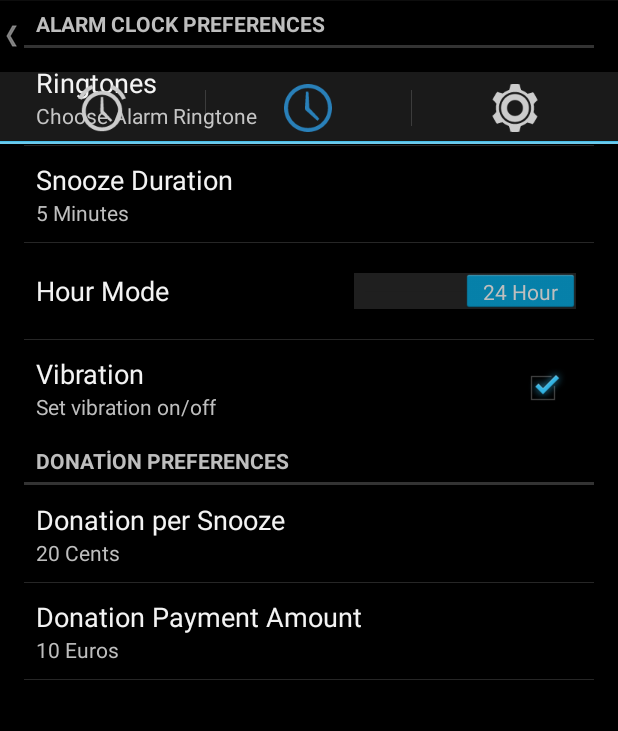
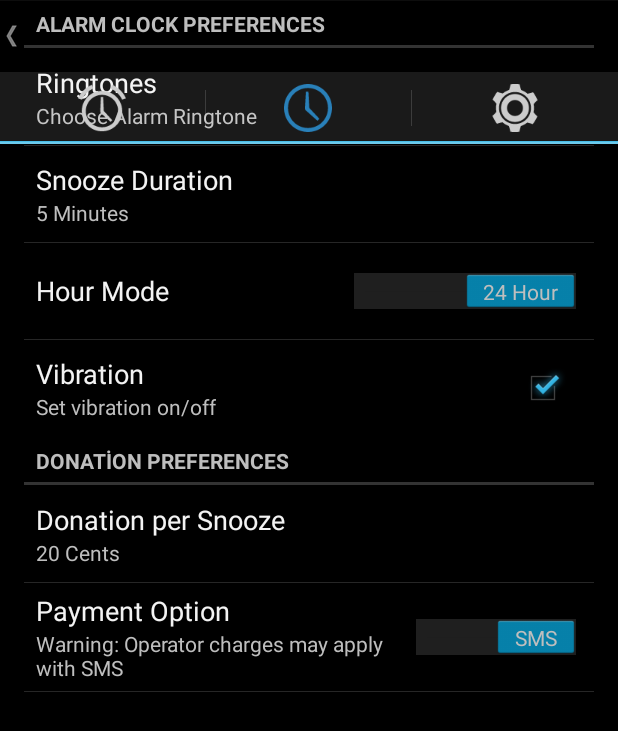
Before and after one commit to aeneas1163/EffectiveNavigation, an Android app: the fragment PrefsFragment placed in its activity, on a phone screen of 412 x 824 dp. Shown: the top 731 px of the screen. Run offline under Robolectric (Android 15) with nearby library versions, the phone set to English and light mode, and no system bars.

Commit message:
SMS functionality added. Minor bugfixes and visual improvements.

```diff
--- a/app/src/main/java/com/alphan/mcan/snoozecharity/viewModels/AlarmScreen.java
+++ b/app/src/main/java/com/alphan/mcan/snoozecharity/viewModels/AlarmScreen.java
@@ -108,7 +108,6 @@ public class AlarmScreen extends Activity {
         final int charityIndex = preference.getInt(CharityCollectionActivity.DemoObjectFragment.ARG_INDEX, 0);
         final double donationAmount = (Double.parseDouble(preference.getString("donation_snooze_amount", "20")))/100;
         Resources res = getResources();
-        String[] charities = res.getStringArray(R.array.charity_array);
         String[] charitiesSnooze = res.getStringArray(R.array.charity_snooze_text);
         snoozeButton.setText(res.getString(R.string.snooze_button_text, String.format("%.2f", donationAmount), charitiesSnooze[charityIndex], res.getString(R.string.money_sign)));
         snoozeButton.setOnClickListener(new OnClickListener() {
--- a/app/src/main/java/com/alphan/mcan/snoozecharity/viewModels/mainActiviy/AlarmListAdapter.java
+++ b/app/src/main/java/com/alphan/mcan/snoozecharity/viewModels/mainActiviy/AlarmListAdapter.java
@@ -42,8 +42,8 @@ public class AlarmListAdapter extends ArrayAdapter<AlarmDataModel> {
 		TextView txtName = (TextView) view.findViewById(R.id.alarm_item_name);
 		txtName.setText(model.getName());
 
-        TextView donationName = (TextView) view.findViewById(R.id.alarm_donation_name);
-        donationName.setText("Alarm DB ID: " + model.getId());
+//        TextView donationName = (TextView) view.findViewById(R.id.alarm_donation_name);
+//        donationName.setText("Alarm DB ID: " + model.getId());
 
 		updateTextColor((TextView) view.findViewById(R.id.alarm_item_sunday), model.getRepeatingDay(AlarmDataModel.SUN));
 		updateTextColor((TextView) view.findViewById(R.id.alarm_item_monday), model.getRepeatingDay(AlarmDataModel.MON));
--- a/app/src/main/java/com/alphan/mcan/snoozecharity/viewModels/mainActiviy/PaidDonationListAdapter.java
+++ b/app/src/main/java/com/alphan/mcan/snoozecharity/viewModels/mainActiviy/PaidDonationListAdapter.java
@@ -43,8 +43,8 @@ public class PaidDonationListAdapter extends ArrayAdapter<PaidDonationDataModel>
         TextView txtName = (TextView) view.findViewById(R.id.paid_donation_amount);
         txtName.setText(String.format("%.2f", model.getPaidAmount()) + res.getString(R.string.money_sign));
 
-        TextView donationName = (TextView) view.findViewById(R.id.paid_donation_db_id);
-        donationName.setText("Donation DB ID: " + model.getId());
+//        TextView donationName = (TextView) view.findViewById(R.id.paid_donation_db_id);
+//        donationName.setText("Donation DB ID: " + model.getId());
 
         TextView donationDate = (TextView) view.findViewById(R.id.donation_date);
         donationDate.setText(model.getPaymentDate());
--- a/app/src/main/res/layout/alarm_setter_dialog.xml
+++ b/app/src/main/res/layout/alarm_setter_dialog.xml
@@ -21,7 +21,7 @@
             android:layout_height="match_parent"
             android:layout_weight="1"
             android:paddingLeft="16dp"
-            android:maxLength="11"
+            android:maxLength="12"
             android:textSize="20sp"
             android:text="@string/alarm_default_name"
             android:background="#00000000"
--- a/app/src/main/res/layout/fragment_section_settings.xml
+++ b/app/src/main/res/layout/fragment_section_settings.xml
@@ -49,6 +49,7 @@
                 android:layout_height="wrap_content"
                 android:gravity="bottom"
                 android:layout_marginLeft="24dp"
+                android:layout_marginBottom="6dp"
                 android:text="@string/paid_donations_label"
                 android:textAppearance="?android:attr/textAppearanceMedium" />
 
@@ -65,7 +66,7 @@
             android:orientation="vertical"
             android:layout_width="wrap_content"
             android:layout_height="0dp"
-            android:layout_weight="3.5"
+            android:layout_weight="4"
             android:layout_gravity="center">
 
             <Button
--- a/app/src/main/res/values/charities.xml
+++ b/app/src/main/res/values/charities.xml
@@ -22,10 +22,10 @@
     </string-array>
 
     <string-array name="charity_website_array">
-        <item>www.unicef.org</item>
-        <item>www.greenpeace.org</item>
-        <item>www.givewell.org</item>
-        <item>www.aidforafrica.org</item>
+        <item>http://www.unicef.org</item>
+        <item>http://www.greenpeace.org</item>
+        <item>http://www.givewell.org</item>
+        <item>http://www.aidforafrica.org</item>
     </string-array>
 
     <string-array name="charity_image_array">
--- a/app/src/main/res/values/strings.xml
+++ b/app/src/main/res/values/strings.xml
@@ -89,5 +89,12 @@
     <string name="donate_dialog_text">Do you want to donate now %1$s%3$s to %2$s?</string>
     <string name="yes">Yes</string>
     <string name="no">No</string>
+    <string name="summary_payment_option">Warning: Operator charges may apply with SMS</string>
+    <string name="payment_option_title">Payment Option</string>
+    <string name="sms" translatable="false">SMS</string>
+    <string name="web" translatable="false">WEB</string>
+    <string name="donate_sure_check">Are you sure?</string>
+    <string name="donate_sure_text">Your pending amount for %2$s is %1$s%3$s. SMS will donate %4$s%3$s. Are you sure you want to continue?</string>
+    <string name="donate_dialog_text_sms"> <b> Do you want to donate now %1$s%3$s to %2$s? </b> \n\n[<i>When SMS screen is shown, just click Send Button!</i>]</string>
 
 </resources>
--- a/app/src/main/res/xml/preferences.xml
+++ b/app/src/main/res/xml/preferences.xml
@@ -47,14 +47,22 @@
             android:dialogTitle="@string/donation_preference_title"
             android:defaultValue="20"/>
 
-        <ListPreference
-            android:key="donation_payment_amount"
-            android:title="@string/payment_preference"
-            android:summary="%s"
-            android:entries="@array/payment_amount_text_array"
-            android:entryValues="@array/payment_amount_value_array"
-            android:dialogTitle="@string/payment_preference_title"
-            android:defaultValue="10"/>
+        <!--<ListPreference-->
+            <!--android:key="donation_payment_amount"-->
+            <!--android:title="@string/payment_preference"-->
+            <!--android:summary="%s"-->
+            <!--android:entries="@array/payment_amount_text_array"-->
+            <!--android:entryValues="@array/payment_amount_value_array"-->
+            <!--android:dialogTitle="@string/payment_preference_title"-->
+            <!--android:defaultValue="10"/>-->
+
+        <SwitchPreference
+            android:key="payment_option"
+            android:summary="@string/summary_payment_option"
+            android:title="@string/payment_option_title"
+            android:switchTextOn="@string/sms"
+            android:switchTextOff="@string/web"
+            android:defaultValue="true"/>
 
 
 
```
Also changed, not shown: app/src/main/java/com/alphan/mcan/snoozecharity/services/AlarmManagerHelper.java (+26 -3 lines), app/src/main/java/com/alphan/mcan/snoozecharity/viewModels/mainActiviy/PendingDonationListAdapter.java (+61 -6 lines), app/src/main/res/layout/alarm_list_item.xml (+29 -28 lines), app/src/main/res/layout/paid_donation_item.xml (+8 -8 lines), app/src/main/res/layout/pending_donation_list_item.xml (+10 -10 lines), 2 other files.
